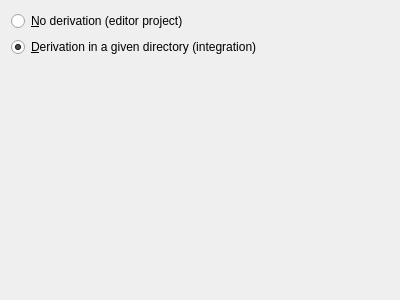
Old version of the form plugins/generix/projectproperty/wizard/newgenerixderivation1page.ui in the repository phoenix741/xinx.
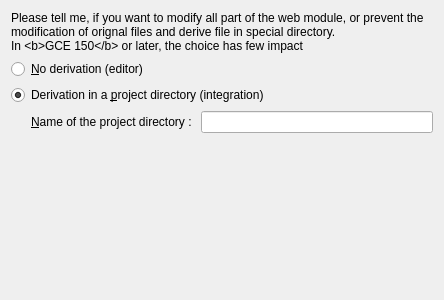
New version of the form.

```diff
--- a/plugins/generix/projectproperty/wizard/newgenerixderivation1page.ui
+++ b/plugins/generix/projectproperty/wizard/newgenerixderivation1page.ui
@@ -6,7 +6,7 @@
    <rect>
     <x>0</x>
     <y>0</y>
-    <width>400</width>
+    <width>444</width>
     <height>300</height>
    </rect>
   </property>
@@ -17,26 +17,70 @@
    <string>Do you want derivate or edit a standard project</string>
   </property>
   <property name="subTitle">
-   <string>Choose to derivate from a standard project, offer you to copy file in another tree.</string>
+   <string>Choose to derivate from a standard project, offer you to copy file in another tree automatically.</string>
   </property>
   <layout class="QVBoxLayout" name="verticalLayout">
+   <item>
+    <widget class="QLabel" name="label_2">
+     <property name="text">
+      <string>Please tell me, if you want to modify all part of the web module, or prevent the modification of orignal files and derive file in special directory.
+In &lt;b&gt;GCE 150&lt;/b&gt; or later, the choice has few impact</string>
+     </property>
+     <property name="wordWrap">
+      <bool>true</bool>
+     </property>
+    </widget>
+   </item>
    <item>
     <widget class="QRadioButton" name="m_editorRadio">
      <property name="text">
-      <string>&amp;No derivation (editor project)</string>
+      <string>&amp;No derivation (editor)</string>
      </property>
     </widget>
    </item>
    <item>
     <widget class="QRadioButton" name="m_derivationRadio">
      <property name="text">
-      <string>&amp;Derivation in a given directory (integration)</string>
+      <string>Derivation in a &amp;project directory (integration)</string>
      </property>
      <property name="checked">
       <bool>true</bool>
      </property>
     </widget>
    </item>
+   <item>
+    <layout class="QHBoxLayout" name="horizontalLayout">
+     <item>
+      <spacer name="horizontalSpacer">
+       <property name="orientation">
+        <enum>Qt::Horizontal</enum>
+       </property>
+       <property name="sizeType">
+        <enum>QSizePolicy::Fixed</enum>
+       </property>
+       <property name="sizeHint" stdset="0">
+        <size>
+         <width>20</width>
+         <height>20</height>
+        </size>
+       </property>
+      </spacer>
+     </item>
+     <item>
+      <widget class="QLabel" name="label">
+       <property name="text">
+        <string>&amp;Name of the project directory : </string>
+       </property>
+       <property name="buddy">
+        <cstring>m_projectPathEdit</cstring>
+       </property>
+      </widget>
+     </item>
+     <item>
+      <widget class="QLineEdit" name="m_projectPathEdit"/>
+     </item>
+    </layout>
+   </item>
    <item>
     <spacer name="verticalSpacer">
      <property name="orientation">
```
Left out of the diff: 35 changed lines with no effect on the pictures.
